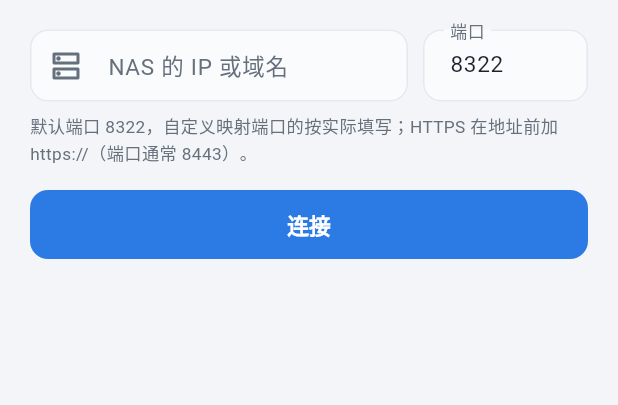
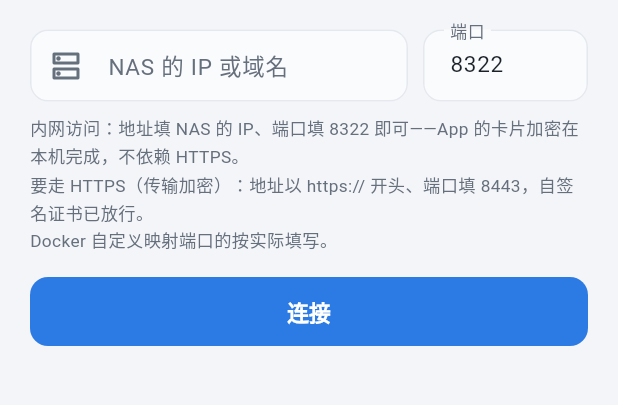
Before and after one commit to wumiann/mynotes, a Flutter app: the SyncSetupPage screen opened directly, on a phone screen of 412 x 824 dp, the part 176-581 px from its top. Run offline on Flutter 3.47's test engine with Material 3 defaults, Android fonts, the phone set to English and light mode, and no system bars; our stand-ins replace device_info_plus, file_picker, flutter_image_compress, flutter_svg, nanoid, pdf and 5 more; missing offline and left inert: diff_match_patch, keyboard_height_plugin, markdown, numerus, pointycastle, universal_html; accounts and stored records are empty.

Commit message:
安卓放行 HTTPS 自签名证书（https://IP:8443 此前握手必失败）；向导端口提示重写（内网 8322 即可、加密不依赖 HTTPS、HTTPS 用法说明）

```diff
--- a/flutter_app/lib/pages/sync_setup_page.dart
+++ b/flutter_app/lib/pages/sync_setup_page.dart
@@ -204,9 +204,12 @@ class _SyncSetupPageState extends State<SyncSetupPage> {
                 ],
               ),
               const SizedBox(height: 8),
-              Text('默认端口 8322，自定义映射端口的按实际填写；'
-                  'HTTPS 在地址前加 https://（端口通常 8443）。',
-                  style: TextStyle(color: p.muted, fontSize: 11.5, height: 1.5)),
+              Text(
+                  '内网访问：地址填 NAS 的 IP、端口填 8322 即可——App 的卡片加密在本机完成，'
+                  '不依赖 HTTPS。\n'
+                  '要走 HTTPS（传输加密）：地址以 https:// 开头、端口填 8443，自签名证书已放行。\n'
+                  'Docker 自定义映射端口的按实际填写。',
+                  style: TextStyle(color: p.muted, fontSize: 11.5, height: 1.6)),
               const SizedBox(height: 14),
               FilledButton(
                 onPressed: busy ? null : _connect,
```
Also changed, not shown: flutter_app/lib/core/api.dart (+8 -4 lines).
